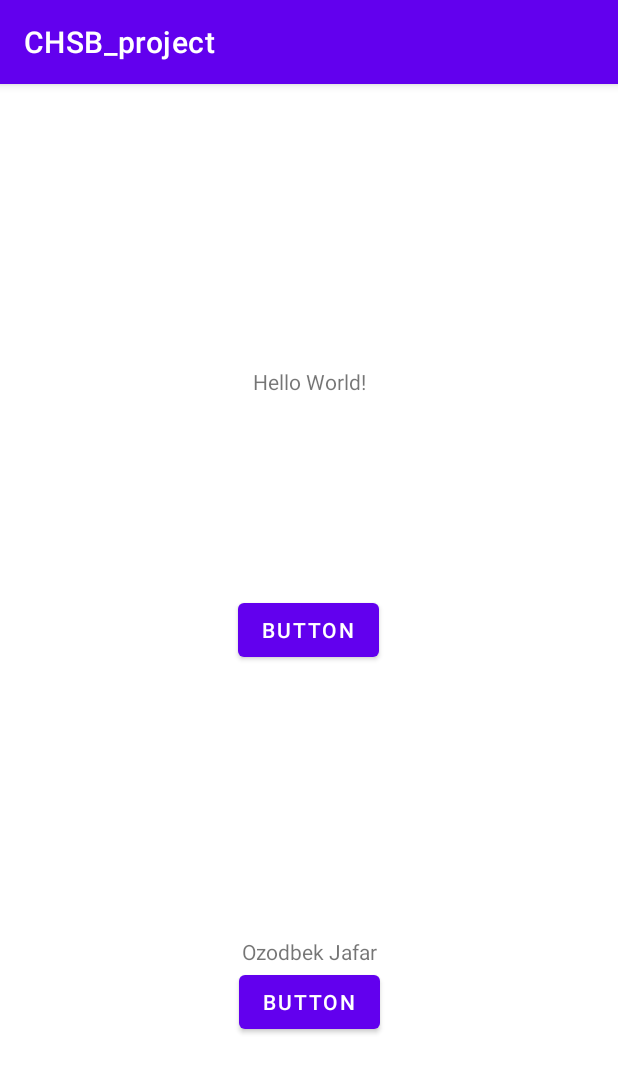
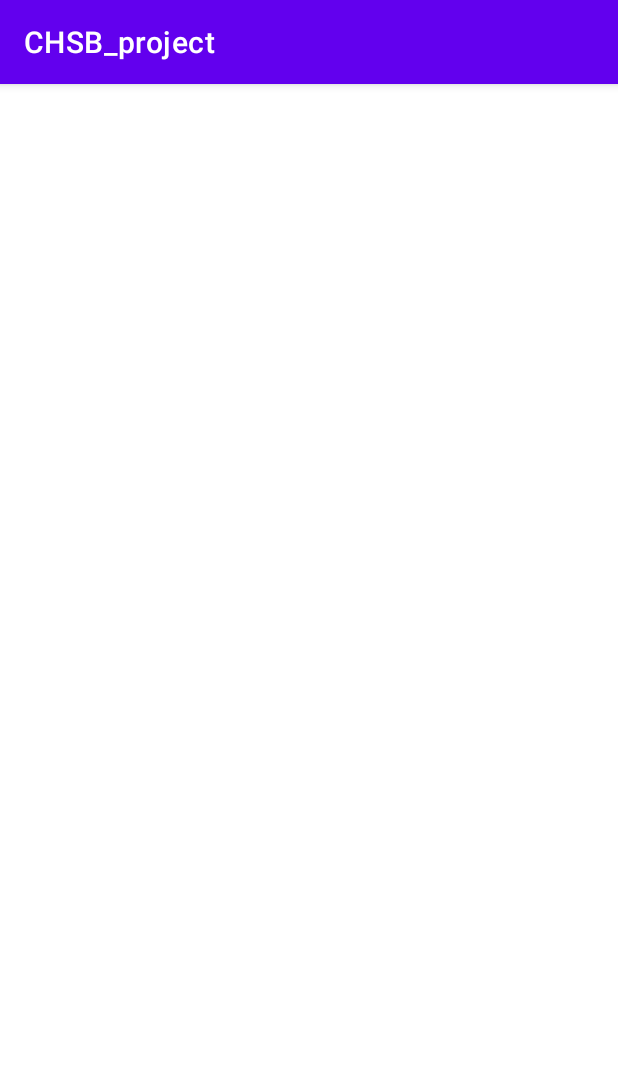
Before and after one commit to GroupITschool/CHSB_project, an Android app: the screen it shows after launch (MainActivity), on a phone screen of 412 x 824 dp. Shown: the top 1073 px of the screen. Run offline under Robolectric (Android 15) with nearby library versions, the phone set to English and light mode, and no system bars.

Commit message:
first_commit

```diff
--- a/app/src/main/res/layout/activity_main.xml
+++ b/app/src/main/res/layout/activity_main.xml
@@ -6,54 +6,5 @@
     android:layout_height="match_parent"
     tools:context=".MainActivity">
 
-    <TextView
-        android:layout_width="wrap_content"
-        android:layout_height="wrap_content"
-        android:text="Hello World!"
-        app:layout_constraintBottom_toTopOf="@+id/button"
-        app:layout_constraintEnd_toEndOf="parent"
-        app:layout_constraintStart_toStartOf="parent"
-        app:layout_constraintTop_toBottomOf="@+id/imageView" />
-
-    <ImageView
-        android:id="@+id/imageView"
-        android:layout_width="wrap_content"
-        android:layout_height="wrap_content"
-        android:layout_marginTop="56dp"
-        app:layout_constraintEnd_toEndOf="parent"
-        app:layout_constraintHorizontal_bias="0.498"
-        app:layout_constraintStart_toStartOf="parent"
-        app:layout_constraintTop_toTopOf="parent"
-        tools:srcCompat="@tools:sample/avatars" />
-
-    <Button
-        android:id="@+id/button"
-        android:layout_width="wrap_content"
-        android:layout_height="wrap_content"
-        android:layout_marginBottom="380dp"
-        android:text="Button"
-        app:layout_constraintBottom_toBottomOf="parent"
-        app:layout_constraintEnd_toEndOf="parent"
-        app:layout_constraintHorizontal_bias="0.498"
-        app:layout_constraintStart_toStartOf="parent" />
-
-    <TextView
-        android:id="@+id/textView"
-        android:layout_width="wrap_content"
-        android:layout_height="wrap_content"
-        android:text="Ozodbek Jafar"
-        app:layout_constraintBottom_toBottomOf="parent"
-        app:layout_constraintEnd_toEndOf="parent"
-        app:layout_constraintStart_toStartOf="parent"
-        app:layout_constraintTop_toBottomOf="@+id/button" />
-
-    <Button
-        android:id="@+id/button2"
-        android:layout_width="wrap_content"
-        android:layout_height="wrap_content"
-        android:text="Button"
-        app:layout_constraintEnd_toEndOf="@+id/textView"
-        app:layout_constraintStart_toStartOf="@+id/textView"
-        app:layout_constraintTop_toBottomOf="@+id/textView" />
 
 </androidx.constraintlayout.widget.ConstraintLayout>
```
